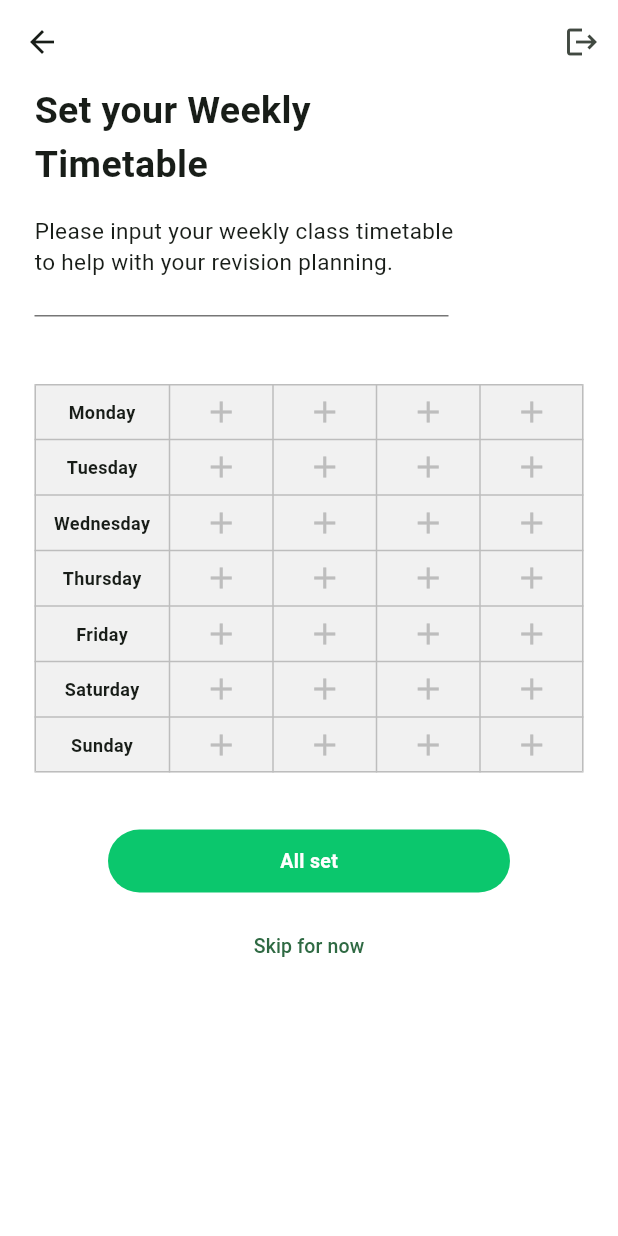
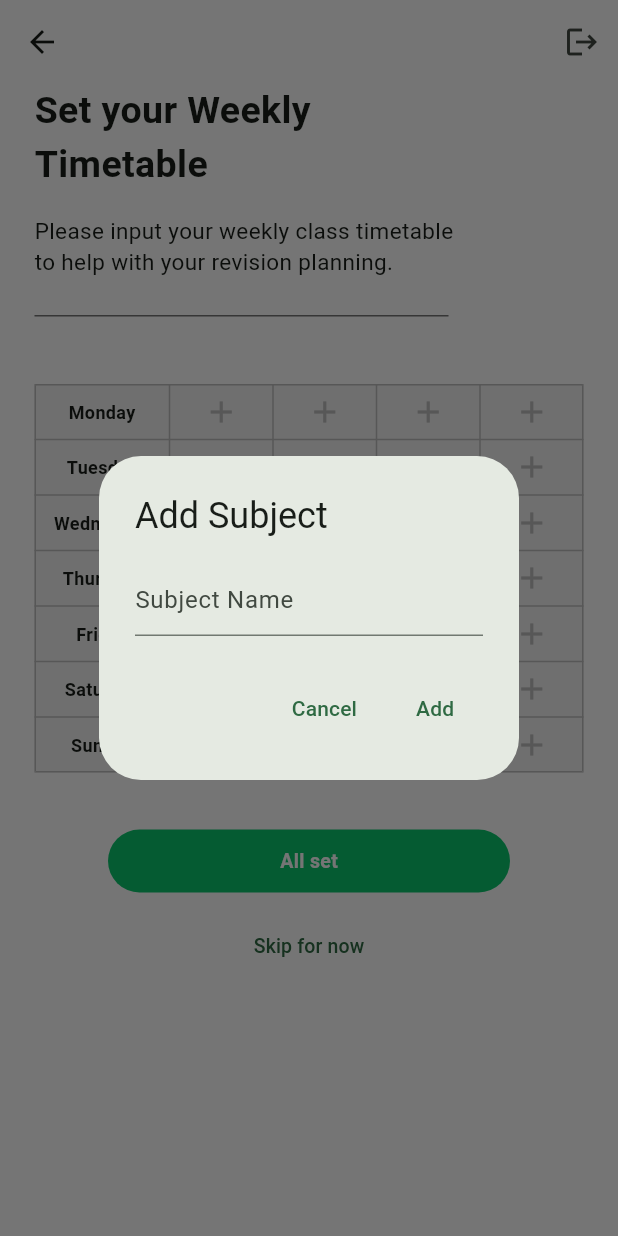
Before and after one commit to imranahmad2k1/spa-app, a Flutter app: the SetWeeklyTimetableView screen opened by its route, after a tap on the "add" icon, on a phone screen of 412 x 824 dp. Run offline on Flutter 3.47's test engine with Material 2 defaults, Android fonts, the phone set to English and light mode, and no system bars; our stand-ins replace carousel_slider, cloud_firestore, firebase_auth, firebase_core; accounts and stored records are empty.

Commit message:
daysmap and subjectnames on set weekly timetable screen

```diff
--- a/lib/components/timetable/custom_cell.dart
+++ b/lib/components/timetable/custom_cell.dart
@@ -1,22 +1,85 @@
 import 'package:flutter/material.dart';
 import 'package:student_personal_assistant/constants/colors.dart';
 
-class CustomCell extends StatelessWidget {
-  final VoidCallback onPressed;
+class CustomCell extends StatefulWidget {
+  // final VoidCallback onPressed;
+  final int onPressed;
   const CustomCell({super.key, required this.onPressed});
+
+  @override
+  State<CustomCell> createState() => _CustomCellState();
+}
+
+class _CustomCellState extends State<CustomCell> {
+  final TextEditingController _subjectNameController = TextEditingController();
+  String? _subjectName;
+  static List<String> subjectNames = [];
+  static Map<int, String> daysMap = {};
+
+  @override
+  void dispose() {
+    _subjectNameController.dispose();
+    super.dispose();
+  }
 
   @override
   Widget build(BuildContext context) {
     return TableCell(
       child: GestureDetector(
-        onTap: onPressed,
+        // onTap: onPressed,
+        onTap: () {
+          showDialog(
+            context: context,
+            builder: (BuildContext context) {
+              return AlertDialog(
+                title: const Text('Add Subject'),
+                content: TextField(
+                  controller: _subjectNameController,
+                  decoration: const InputDecoration(hintText: "Subject Name"),
+                ),
+                actions: <Widget>[
+                  TextButton(
+                    onPressed: () {
+                      Navigator.of(context).pop();
+                    },
+                    child: const Text('Cancel'),
+                  ),
+                  TextButton(
+                    onPressed: () {
+                      final newSubjectName = _subjectNameController.text;
+                      if (!subjectNames.contains(newSubjectName)) {
+                        subjectNames.add(newSubjectName);
+                      }
+                      if (!daysMap.containsKey(newSubjectName)) {
+                        daysMap[widget.onPressed] = newSubjectName;
+                      }
+                      setState(() {
+                        _subjectName = _subjectNameController.text;
+
+                        //FOR TESTING PURPOSE
+                        // print(subjectNames);
+                        // print(daysMap);
+                      });
+                      Navigator.of(context).pop();
+                    },
+                    child: const Text('Add'),
+                  ),
+                ],
+              );
+            },
+          );
+        },
         child: Container(
           margin: const EdgeInsets.symmetric(),
-          child: const Center(
-            child: Icon(
-              Icons.add,
-              color: Color(borderColor),
-            ),
+          child: Center(
+            child: _subjectName != null
+                ? Text(
+                    _subjectName!,
+                  )
+                : const Icon(
+                    Icons.add,
+                    color: Color(borderColor),
+                  ),
           ),
         ),
       ),
--- a/lib/views/setup/set_weekly_timetable_view.dart
+++ b/lib/views/setup/set_weekly_timetable_view.dart
@@ -89,10 +89,10 @@ class SetWeeklyTimetableView extends StatelessWidget {
                               )),
                             ),
                           ),
-                          CustomCell(onPressed: () {}),
-                          CustomCell(onPressed: () {}),
-                          CustomCell(onPressed: () {}),
-                          CustomCell(onPressed: () {}),
+                          const CustomCell(onPressed: 1),
+                          const CustomCell(onPressed: 2),
+                          const CustomCell(onPressed: 3),
+                          const CustomCell(onPressed: 4),
                         ],
                       ),
                       TableRow(
@@ -113,10 +113,10 @@ class SetWeeklyTimetableView extends StatelessWidget {
                               )),
                             ),
                           ),
-                          CustomCell(onPressed: () {}),
-                          CustomCell(onPressed: () {}),
-                          CustomCell(onPressed: () {}),
-                          CustomCell(onPressed: () {}),
+                          const CustomCell(onPressed: 5),
+                          const CustomCell(onPressed: 6),
+                          const CustomCell(onPressed: 7),
+                          const CustomCell(onPressed: 8),
                         ],
                       ),
                       TableRow(
@@ -137,10 +137,10 @@ class SetWeeklyTimetableView extends StatelessWidget {
                               )),
                             ),
                           ),
-                          CustomCell(onPressed: () {}),
-                          CustomCell(onPressed: () {}),
-                          CustomCell(onPressed: () {}),
-                          CustomCell(onPressed: () {}),
+                          const CustomCell(onPressed: 9),
+                          const CustomCell(onPressed: 10),
+                          const CustomCell(onPressed: 11),
+                          const CustomCell(onPressed: 12),
                         ],
                       ),
                       TableRow(
@@ -161,10 +161,10 @@ class SetWeeklyTimetableView extends StatelessWidget {
                               )),
                             ),
                           ),
-                          CustomCell(onPressed: () {}),
-                          CustomCell(onPressed: () {}),
-                          CustomCell(onPressed: () {}),
-                          CustomCell(onPressed: () {}),
+                          const CustomCell(onPressed: 13),
+                          const CustomCell(onPressed: 14),
+                          const CustomCell(onPressed: 15),
+                          const CustomCell(onPressed: 16),
                         ],
                       ),
                       TableRow(
@@ -185,10 +185,10 @@ class SetWeeklyTimetableView extends StatelessWidget {
                               )),
                             ),
                           ),
-                          CustomCell(onPressed: () {}),
-                          CustomCell(onPressed: () {}),
-                          CustomCell(onPressed: () {}),
-                          CustomCell(onPressed: () {}),
+                          const CustomCell(onPressed: 17),
+                          const CustomCell(onPressed: 18),
+                          const CustomCell(onPressed: 19),
+                          const CustomCell(onPressed: 20),
                         ],
                       ),
                       TableRow(
@@ -209,10 +209,10 @@ class SetWeeklyTimetableView extends StatelessWidget {
                               )),
                             ),
                           ),
-                          CustomCell(onPressed: () {}),
-                          CustomCell(onPressed: () {}),
-                          CustomCell(onPressed: () {}),
-                          CustomCell(onPressed: () {}),
+                          const CustomCell(onPressed: 21),
+                          const CustomCell(onPressed: 22),
+                          const CustomCell(onPressed: 23),
+                          const CustomCell(onPressed: 24),
                         ],
                       ),
                       TableRow(
@@ -233,10 +233,10 @@ class SetWeeklyTimetableView extends StatelessWidget {
                               )),
                             ),
                           ),
-                          CustomCell(onPressed: () {}),
-                          CustomCell(onPressed: () {}),
-                          CustomCell(onPressed: () {}),
-                          CustomCell(onPressed: () {}),
+                          const CustomCell(onPressed: 25),
+                          const CustomCell(onPressed: 26),
+                          const CustomCell(onPressed: 27),
+                          const CustomCell(onPressed: 28),
                         ],
                       ),
                     ],
```
